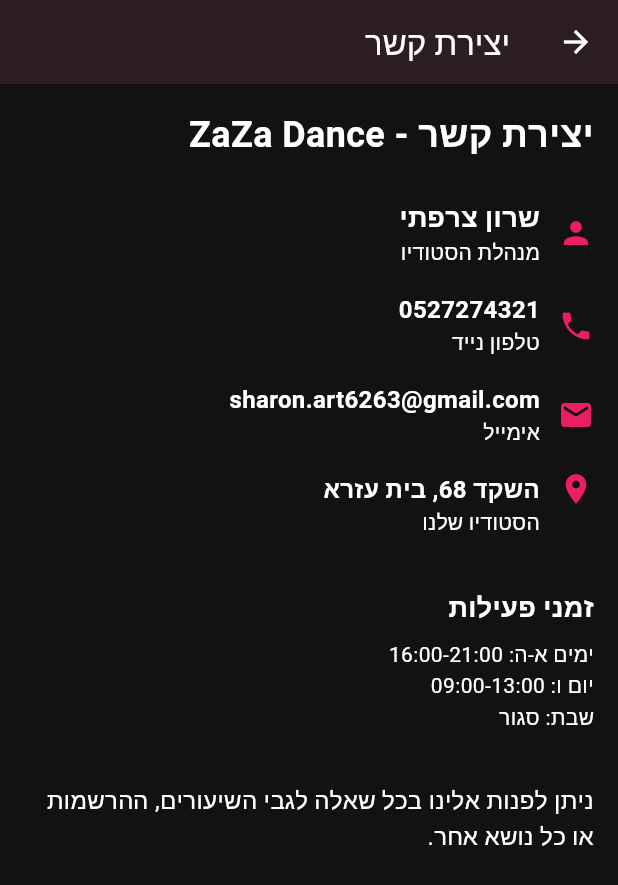
After one commit to hedidjs/zazadance-studio, a Flutter app: the PublicContactScreen screen opened by its route, on a phone screen of 412 x 824 dp. The commit adds this screen. Shown: the top 885 px of the screen. Run offline on Flutter 3.47's test engine with Material 3 defaults, Android fonts, the phone set to English and light mode, and no system bars; our stand-ins replace cached_network_image, data_table_2, file_picker, fl_chart, flutter_colorpicker, flutter_riverpod and 8 more; accounts and stored records are empty; network calls fail; Roboto replaces fonts that are missing (Heebo).

Commit message:
Fix public routes and revert disclaimer changes
- Created public privacy and contact screens that don't require authentication
- Reverted disclaimer database changes to working state
- Updated routing to use new public screens
- Fixed privacy and support pages to be accessible without login

🤖 Generated with [Claude Code](https://claude.ai/code)

Co-Authored-By: Claude <noreply@anthropic.com>

```diff
--- a/user-app/lib/app.dart
+++ b/user-app/lib/app.dart
@@ -17,6 +17,8 @@ import 'features/favorites/favorites_full_screen.dart';
 import 'features/terms/terms_screen.dart';
 import 'features/orders/my_orders_screen.dart';
 import 'features/groups/groups_screen.dart';
+import 'features/public/public_privacy_screen.dart';
+import 'features/public/public_contact_screen.dart';
 import 'shared/widgets/main_scaffold.dart';
 import 'providers/auth_notifier.dart';
 
@@ -152,12 +154,12 @@ class AppRouter {
       // נתיבים ציבוריים (נגישים גם ללא התחברות)
       GoRoute(
         path: '/privacy',
-        builder: (context, state) => const TermsScreen(initialTab: 1), // טאב פרטיות
+        builder: (context, state) => const PublicPrivacyScreen(),
       ),
 
       GoRoute(
         path: '/support',
-        builder: (context, state) => const ContactScreen(),
+        builder: (context, state) => const PublicContactScreen(),
       ),
     ],
   );
--- /dev/null
+++ b/user-app/lib/features/public/public_contact_screen.dart
@@ -0,0 +1,134 @@
+import 'package:flutter/material.dart';
+import 'package:go_router/go_router.dart';
+
+class PublicContactScreen extends StatelessWidget {
+  const PublicContactScreen({super.key});
+
+  @override
+  Widget build(BuildContext context) {
+    return Scaffold(
+      appBar: AppBar(
+        title: const Text('יצירת קשר'),
+        leading: IconButton(
+          icon: const Icon(Icons.arrow_back),
+          onPressed: () => context.go('/login'),
+        ),
+      ),
+      body: const SingleChildScrollView(
+        padding: EdgeInsets.all(16),
+        child: Column(
+          crossAxisAlignment: CrossAxisAlignment.start,
+          children: [
+            Text(
+              'יצירת קשר - ZaZa Dance',
+              style: TextStyle(
+                fontSize: 24,
+                fontWeight: FontWeight.bold,
+              ),
+            ),
+            SizedBox(height: 24),
+            Row(
+              children: [
+                Icon(Icons.person, color: Colors.pink),
+                SizedBox(width: 12),
+                Column(
+                  crossAxisAlignment: CrossAxisAlignment.start,
+                  children: [
+                    Text(
+                      'שרון צרפתי',
+                      style: TextStyle(
+                        fontSize: 18,
+                        fontWeight: FontWeight.bold,
+                      ),
+                    ),
+                    Text('מנהלת הסטודיו'),
+                  ],
+                ),
+              ],
+            ),
+            SizedBox(height: 16),
+            Row(
+              children: [
+                Icon(Icons.phone, color: Colors.pink),
+                SizedBox(width: 12),
+                Column(
+                  crossAxisAlignment: CrossAxisAlignment.start,
+                  children: [
+                    Text(
+                      '0527274321',
+                      style: TextStyle(
+                        fontSize: 16,
+                        fontWeight: FontWeight.bold,
+                      ),
+                    ),
+                    Text('טלפון נייד'),
+                  ],
+                ),
+              ],
+            ),
+            SizedBox(height: 16),
+            Row(
+              children: [
+                Icon(Icons.email, color: Colors.pink),
+                SizedBox(width: 12),
+                Column(
+                  crossAxisAlignment: CrossAxisAlignment.start,
+                  children: [
+                    Text(
+                      'sharon.art6263@gmail.com',
+                      style: TextStyle(
+                        fontSize: 16,
+                        fontWeight: FontWeight.bold,
+                      ),
+                    ),
+                    Text('אימייל'),
+                  ],
+                ),
+              ],
+            ),
+            SizedBox(height: 16),
+            Row(
+              crossAxisAlignment: CrossAxisAlignment.start,
+              children: [
+                Icon(Icons.location_on, color: Colors.pink),
+                SizedBox(width: 12),
+                Expanded(
+                  child: Column(
+                    crossAxisAlignment: CrossAxisAlignment.start,
+                    children: [
+                      Text(
+                        'השקד 68, בית עזרא',
+                        style: TextStyle(
+                          fontSize: 16,
+                          fontWeight: FontWeight.bold,
+                        ),
+                      ),
+                      Text('הסטודיו שלנו'),
+                    ],
+                  ),
+                ),
+              ],
+            ),
+            SizedBox(height: 32),
+            Text(
+              'זמני פעילות',
+              style: TextStyle(
+                fontSize: 18,
+                fontWeight: FontWeight.bold,
+              ),
+            ),
+            SizedBox(height: 8),
+            Text('ימים א-ה: 16:00-21:00'),
+            Text('יום ו: 09:00-13:00'),
+            Text('שבת: סגור'),
+            SizedBox(height: 32),
+            Text(
+              'ניתן לפנות אלינו בכל שאלה לגבי השיעורים, ההרשמות או כל נושא אחר.',
+              style: TextStyle(fontSize: 16),
+            ),
+          ],
+        ),
+      ),
+    );
+  }
+}
--- /dev/null
+++ b/user-app/lib/features/public/public_privacy_screen.dart
@@ -0,0 +1,49 @@
+import 'package:flutter/material.dart';
+import 'package:go_router/go_router.dart';
+
+class PublicPrivacyScreen extends StatelessWidget {
+  const PublicPrivacyScreen({super.key});
+
+  @override
+  Widget build(BuildContext context) {
+    return Scaffold(
+      appBar: AppBar(
+        title: const Text('מדיניות פרטיות'),
+        leading: IconButton(
+          icon: const Icon(Icons.arrow_back),
+          onPressed: () => context.go('/login'),
+        ),
+      ),
+      body: const SingleChildScrollView(
+        padding: EdgeInsets.all(16),
+        child: Column(
+          crossAxisAlignment: CrossAxisAlignment.start,
+          children: [
+            Text(
+              'מדיניות פרטיות - ZaZa Dance',
+              style: TextStyle(
+                fontSize: 24,
+                fontWeight: FontWeight.bold,
+              ),
+            ),
+            SizedBox(height: 16),
+            Text(
+              'מדיניות הפרטיות תתעדכן בקרוב...',
+              style: TextStyle(fontSize: 16),
+            ),
+            SizedBox(height: 16),
+            Text(
+              'אפליקציית ZaZa Dance מתחייבת לשמור על פרטיותכם ולהגן על המידע האישי שלכם.',
+              style: TextStyle(fontSize: 16),
+            ),
+            SizedBox(height: 16),
+            Text(
+              'לשאלות נוספות, אנא פנו אלינו דרך דף יצירת הקשר.',
+              style: TextStyle(fontSize: 16),
+            ),
+          ],
+        ),
+      ),
+    );
+  }
+}
```
Also changed, not shown: 6 other files.
